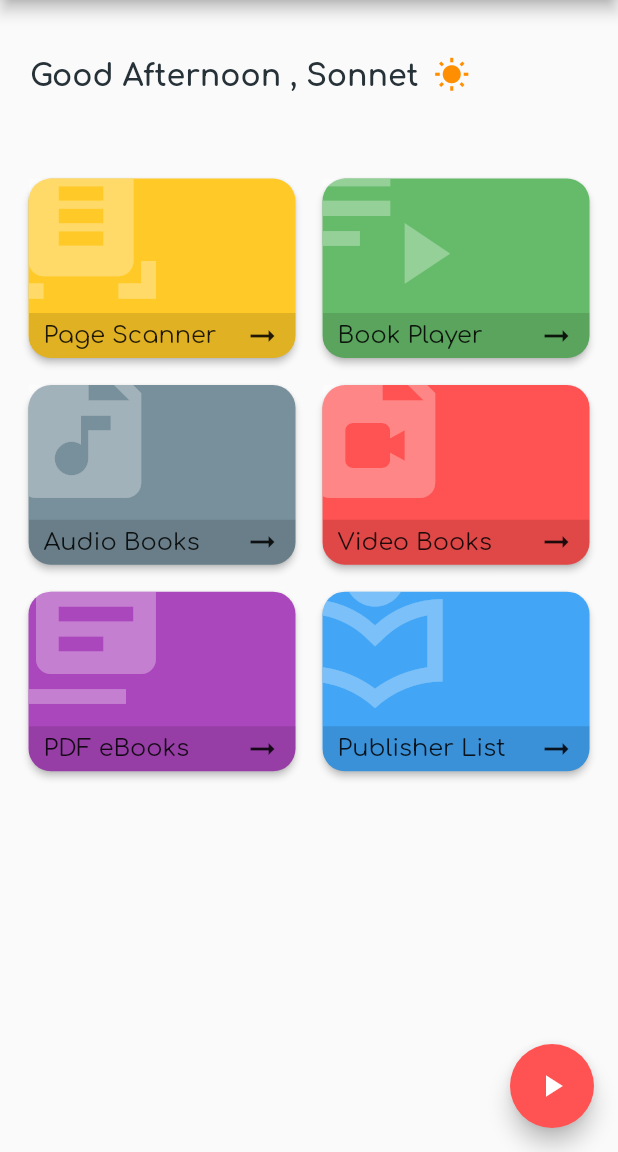
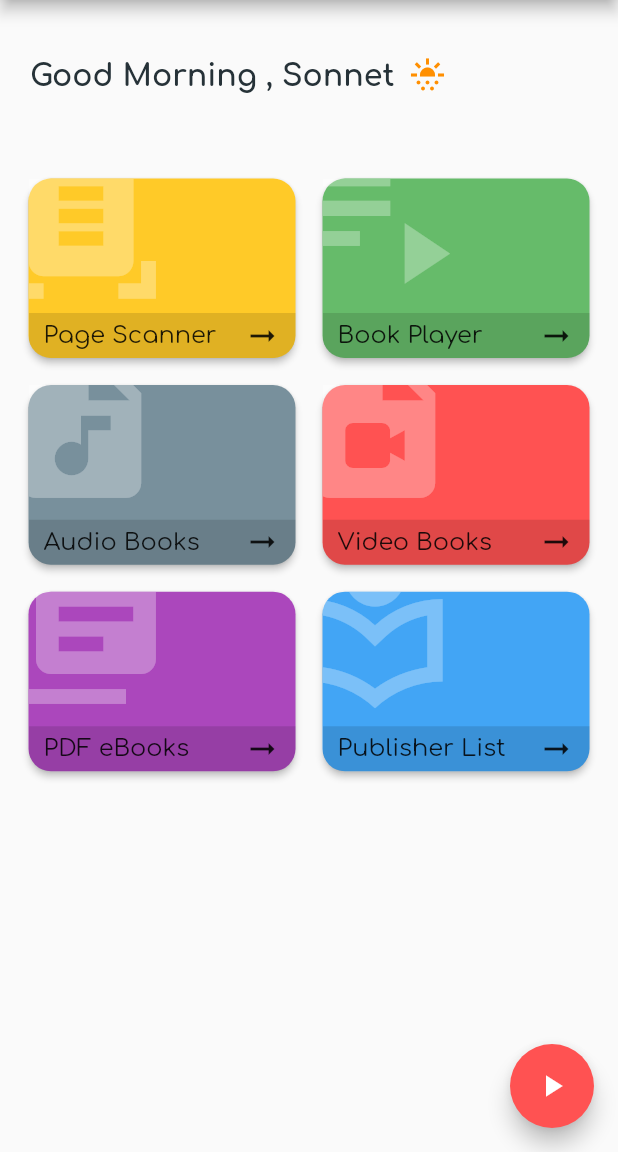
Before and after one commit to ihsonnet/epothon-app, a Flutter app: the screen it shows after launch, on a phone screen of 412 x 824 dp, the part 84-1236 px from its top. Run offline on Flutter 3.47's test engine with Material 2 defaults, Android fonts, the light colour scheme and no system bars; our stand-ins replace google_fonts.

Commit message:
functional greetings

```diff
--- a/lib/main.dart
+++ b/lib/main.dart
@@ -72,6 +72,32 @@ class Greetings extends StatelessWidget {
   Widget build(BuildContext context) {
     var screenWidth = MediaQuery.of(context).size.width;
 
+    String greetingText = "Night";
+    IconData greetingIcon = Icons.nightlight;
+    Color? iconColor = Colors.blueGrey[800];
+
+    DateTime _now = DateTime.now();
+    if(_now.hour >= 5 && _now.hour < 11){
+      greetingText = "Morning";
+      greetingIcon = Icons.sunny_snowing;
+      iconColor = Colors.amber[800];
+    }
+    else if(_now.hour >= 11 && _now.hour < 17){
+      greetingText = "Noon";
+      greetingIcon = Icons.sunny;
+      iconColor = Colors.amber[800];
+    }
+    else if(_now.hour >= 17 && _now.hour < 21){
+      greetingText = "Afternoon";
+      greetingIcon = Icons.nightlight_outlined;
+      iconColor = Colors.blueGrey[800];
+    }
+    else {
+      greetingText = "Night";
+      greetingIcon = Icons.nightlight;
+      iconColor = Colors.blueGrey[800];
+    }
+
     return Container(
       height: 100,
       width: screenWidth,
@@ -80,7 +106,7 @@ class Greetings extends StatelessWidget {
         crossAxisAlignment: CrossAxisAlignment.center,
         children: [
           Text(
-            "Good Afternoon , Sonnet",
+            "Good "+greetingText+" , Sonnet",
             style: GoogleFonts.comfortaa(
                 color: Colors.blueGrey[900],
                 fontSize: 20,
@@ -91,8 +117,8 @@ class Greetings extends StatelessWidget {
             width: 10,
           ),
           Icon(
-            Icons.wb_sunny,
-            color: Colors.amber[800],
+            greetingIcon,
+            color: iconColor,
           )
         ],
       ),
```
